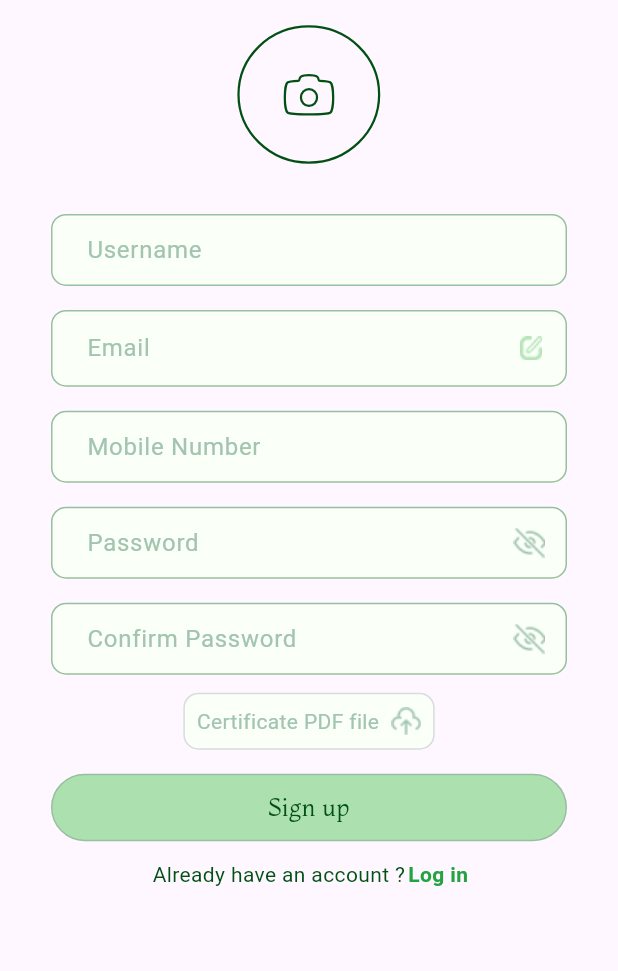
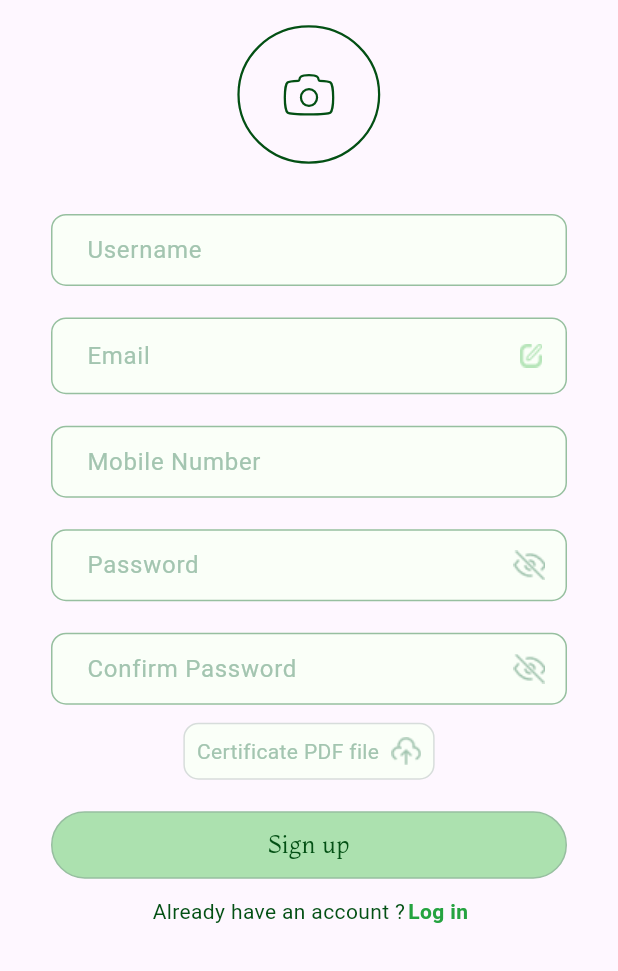
Before and after one commit to JafarKMarouf/healthy_food_app, a Flutter app: the screen it shows after launch, after a tap on "Log in", after a tap on "Create new account", on a phone screen of 412 x 824 dp, the part 265-1236 px from its top. Run offline on Flutter 3.47's test engine with Material 3 defaults, Android fonts, the phone set to English and light mode, and no system bars; our stand-ins replace flutter_otp_text_field, flutter_svg, get; Roboto replaces fonts that are missing (Cabin Medium, Cabin-Medium); project files that could hold a hidden picture were left out.

Commit message:
update size between text form field

```diff
--- a/lib/features/auth/view/widgets/login_form.dart
+++ b/lib/features/auth/view/widgets/login_form.dart
@@ -32,7 +32,7 @@ class LoginForm extends StatelessWidget {
               return null;
             },
           ),
-          const SizedBox(height: 16),
+          const SizedBox(height: 21),
           CustomeTextFormField(
             type: TextInputType.number,
             isSuffix: true,
@@ -44,8 +44,7 @@ class LoginForm extends StatelessWidget {
               return null;
             },
           ),
-          const SizedBox(height: 16),
-
+          const SizedBox(height: 21),
           GetX<LoginControllerImp>(
             builder: (controller) => CustomeTextFormField(
               validate: (value) {
@@ -71,8 +70,7 @@ class LoginForm extends StatelessWidget {
               ),
             ),
           ),
-
-          const SizedBox(height: 16),
+          const SizedBox(height: 21),
           CustomeButton(
             textColor: AppColors.fontColor,
             title: 'Log in',
--- a/lib/features/auth/view/widgets/signup_form.dart
+++ b/lib/features/auth/view/widgets/signup_form.dart
@@ -44,7 +44,7 @@ class SignupForm extends StatelessWidget {
               return null;
             },
           ),
-          const SizedBox(height: 16),
+          const SizedBox(height: 21),
           CustomeTextFormField(
             type: TextInputType.emailAddress,
             isSuffix: false,
@@ -57,7 +57,7 @@ class SignupForm extends StatelessWidget {
               return null;
             },
           ),
-          const SizedBox(height: 16),
+          const SizedBox(height: 21),
           CustomeTextFormField(
             type: TextInputType.number,
             isSuffix: true,
@@ -69,7 +69,7 @@ class SignupForm extends StatelessWidget {
               return null;
             },
           ),
-          const SizedBox(height: 16),
+          const SizedBox(height: 21),
           GetX<SignupControllerImp>(
             builder: (controller) => CustomeTextFormField(
               type: TextInputType.visiblePassword,
@@ -95,7 +95,7 @@ class SignupForm extends StatelessWidget {
               },
             ),
           ),
-          const SizedBox(height: 16),
+          const SizedBox(height: 21),
           GetX<SignupControllerImp>(
             builder: (controller) => CustomeTextFormField(
               type: TextInputType.visiblePassword,
@@ -128,7 +128,7 @@ class SignupForm extends StatelessWidget {
             },
             child: const CertificateFile(),
           ),
-          const SizedBox(height: 16),
+          const SizedBox(height: 21),
           CustomeButton(
             title: 'Sign up',
             width: MediaQuery.of(context).size.width,
```
